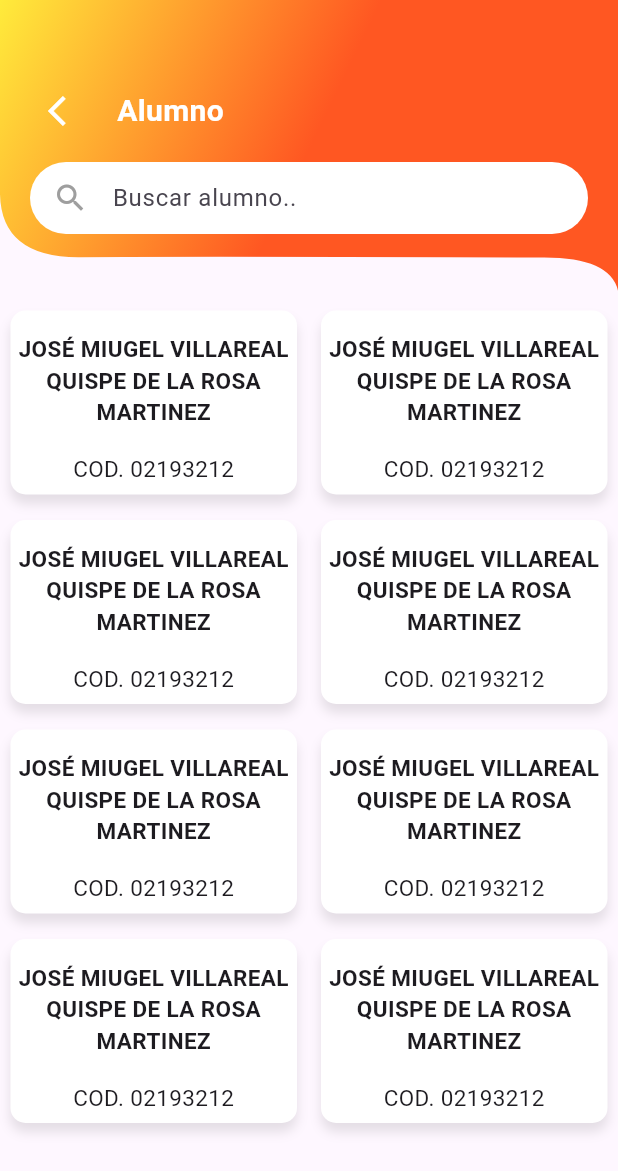
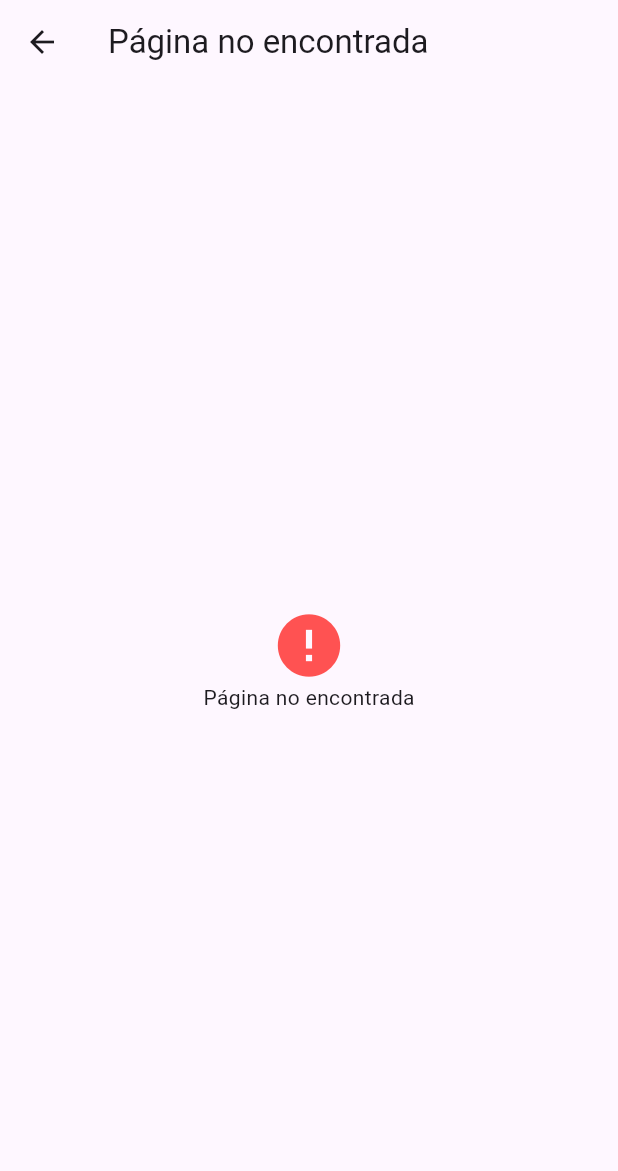
Before and after one commit to PaulBaFi/proyecto_mibrevete, a Flutter app: the screen it shows after launch, after a tap on "REPORTES", on a phone screen of 412 x 824 dp. Shown: the top 1171 px of the screen. Run offline on Flutter 3.47's test engine with Material 3 defaults, Android fonts, the phone set to English and light mode, and no system bars; Roboto replaces fonts that are missing (Monstserrat).

Commit message:
feat: Creación del sistema de navegación

```diff
--- a/lib/main.dart
+++ b/lib/main.dart
@@ -1,83 +1,28 @@
 import 'package:flutter/material.dart';
-import 'package:proyecto_mibrevete/pages/alumno/alumno_page.dart';
+import 'package:proyecto_mibrevete/pages/index.dart';
+
 void main() => runApp(MyApp());
 
 class MyApp extends StatelessWidget {
-  const MyApp({super.key});
+  MyApp({super.key});
+
+  final _routes = {
+    '/': (context) => HomePage(),
+    '/alumno': (context) => AlumnoPage(),
+    '/vehiculo': (context) => VehiculoPage(),
+    '/instructor': (context) => InstructorPage(),
+  };
 
   @override
   Widget build(BuildContext context) {
     return MaterialApp(
       debugShowCheckedModeBanner: false,
-      home: HomePage(),
+      title: 'Mi Brevete',
+      initialRoute: '/',
+      routes: _routes,
+      onGenerateRoute: (settings) => MaterialPageRoute(
+        builder: (context) => const Page404(),
+      ),
     );
   }
 }
-
-class HomePage extends StatefulWidget {
-  const HomePage({super.key});
-
-  @override
-  State<HomePage> createState() => _HomePageState();
-}
-
-class _HomePageState extends State<HomePage> {
-  @override
-  Widget build(BuildContext context) {
-    return Container(
-        decoration: BoxDecoration(
-          gradient: LinearGradient(
-              begin: Alignment.topLeft,
-              end: Alignment.bottomRight,
-              colors: [Colors.yellow, Colors.deepOrange, Colors.deepOrange]),
-        ),
-        child: Scaffold(
-            backgroundColor: Colors.transparent,
-            body: Stack(
-              children: [
-                Positioned(
-                    top: 150,
-                    left: 0,
-                    right: 0,
-                    child: Column(
-                      children: [
-                        Image(
-                          image: AssetImage('lib/assets/images/logo.png'),
-                          width: 250,
-                        ),
-                        SizedBox(height: 100),
-                        homeButton('ALUMNOS', onPressed: () {
-                          Navigator.push(context,
-                              MaterialPageRoute(builder: (context) => AlumnoPage()));
-                        }),
-                        SizedBox(height: 10),
-                        homeButton('INSTRUCTORES'),
-                        SizedBox(height: 10),
-                        homeButton('VECHÍCULOS'),
-                        SizedBox(height: 10),
-                        homeButton('REPORTES'),
-                      ],
-                    )),
-              ],
-            )));
-  }
-
-  OutlinedButton homeButton(String title, {Function()? onPressed}) {
-    return OutlinedButton(
-        onPressed: () {
-                                    Navigator.push(context,
-                              MaterialPageRoute(builder: (context) => AlumnoPage()));
-        },
-        style: OutlinedButton.styleFrom(
-            minimumSize: Size(350, 60),
-            foregroundColor: Colors.white,
-            backgroundColor: Colors.transparent,
-            side: BorderSide(color: Colors.white),
-            shape: RoundedRectangleBorder(
-                borderRadius: BorderRadius.circular(10.0))),
-        child: Text(
-          title,
-          style: TextStyle(letterSpacing: 2, fontSize: 20),
-        ));
-  }
-}
--- a/lib/pages/alumno/alumno_page.dart
+++ b/lib/pages/alumno/alumno_page.dart
@@ -1,6 +1,6 @@
 import 'package:flutter/material.dart';
-import 'package:flutter/src/widgets/container.dart';
-import 'dart:ui' as ui;
+import 'package:proyecto_mibrevete/utils.dart';
+
 class AlumnoPage extends StatefulWidget {
   const AlumnoPage({super.key});
 
@@ -12,17 +12,14 @@ class _AlumnoPageState extends State<AlumnoPage> {
   @override
   Widget build(BuildContext context) {
     return Scaffold(
-
-      body: Column(
-
-        children: <Widget>[
+        body: Column(children: <Widget>[
       AppBarCustom(),
       Container(
-            margin:const EdgeInsets.symmetric(vertical: 0),
+        margin: const EdgeInsets.symmetric(vertical: 0),
         height: 650,
         child: PageView.builder(
           itemCount: 3,
-                itemBuilder: (context, index){
+          itemBuilder: (context, index) {
             return GridView.builder(
               physics: NeverScrollableScrollPhysics(),
               itemCount: 8,
@@ -32,7 +29,7 @@ class _AlumnoPageState extends State<AlumnoPage> {
                 mainAxisSpacing: 3,
                 childAspectRatio: 1.5,
               ),
-                    itemBuilder:(context, index) {
+              itemBuilder: (context, index) {
                 return Padding(
                   padding: const EdgeInsets.all(7.0),
                   child: Container(
@@ -43,43 +40,43 @@ class _AlumnoPageState extends State<AlumnoPage> {
                       borderRadius: BorderRadius.circular(10),
                       boxShadow: [
                         BoxShadow(
-                                color: Colors.black.withOpacity(0.1),
+                          color: Colors.black12,
                           blurRadius: 6,
                           offset: Offset(0, 6),
                         ),
                       ],
                     ),
-                          child:Column(
+                    child: Column(
                       mainAxisAlignment: MainAxisAlignment.start,
                       children: <Widget>[
                         Padding(
                           padding: const EdgeInsets.symmetric(vertical: 15),
-                                child: Column(
-                                  children: [
-                                    Text('JOSÉ MIUGEL VILLAREAL QUISPE DE LA ROSA MARTINEZ', style: TextStyle(fontSize: 15, fontWeight: FontWeight.bold), textAlign: TextAlign.center,),
+                          child: Column(children: [
+                            Text(
+                              'JOSÉ MIUGEL VILLAREAL QUISPE DE LA ROSA MARTINEZ',
+                              style: TextStyle(
+                                  fontSize: 15, fontWeight: FontWeight.bold),
+                              textAlign: TextAlign.center,
+                            ),
                             SizedBox(height: 17),
-                                    Text('COD. 02193212', style: TextStyle(fontSize: 15, fontFamily: 'Monstserrat' ), textAlign: TextAlign.center,),
-                                  ]
-
+                            Text(
+                              'COD. 02193212',
+                              style: TextStyle(
+                                  fontSize: 15, fontFamily: 'Monstserrat'),
+                              textAlign: TextAlign.center,
                             ),
-
+                          ]),
                         ),
-
                       ],
                     ),
                   ),
                 );
               },
             );
-
           },
         ),
       ),
-
-        ]
-      )
-
-    );
+    ]));
   }
 }
 
@@ -96,7 +93,7 @@ class _AppBarCustomState extends State<AppBarCustom> {
     return Stack(
       children: [
         ClipPath(
-          clipper:CustomAppBarClipper(),
+          clipper: CustomAppBarClipper(),
           child: Container(
             height: 200,
             width: double.infinity,
@@ -117,11 +114,22 @@ class _AppBarCustomState extends State<AppBarCustom> {
                       onPressed: () {
                         Navigator.pop(context);
                       },
-                    icon: Icon(Icons.arrow_back_ios, color: Colors.white, size: 24,),
+                      icon: Icon(
+                        Icons.arrow_back_ios,
+                        color: Colors.white,
+                        size: 24,
                       ),
-                    SizedBox(width: 10,),
-                    Text('Alumno', style: TextStyle(color: Colors.white, fontSize: 20, fontWeight: FontWeight.bold),),
-
+                    ),
+                    SizedBox(
+                      width: 10,
+                    ),
+                    Text(
+                      'Alumno',
+                      style: TextStyle(
+                          color: Colors.white,
+                          fontSize: 20,
+                          fontWeight: FontWeight.bold),
+                    ),
                   ],
                 ),
                 SizedBox(height: 10),
@@ -136,44 +144,18 @@ class _AppBarCustomState extends State<AppBarCustom> {
                     decoration: InputDecoration(
                       hintText: 'Buscar alumno..',
                       border: InputBorder.none,
-                      icon: Icon(Icons.search, color: Colors.grey,),
+                      icon: Icon(
+                        Icons.search,
+                        color: Colors.grey,
                       ),
                     ),
-                )
+                  ),
+                ),
               ],
-              )
-          )
-        )
+            ),
+          ),
+        ),
       ],
     );
   }
 }
-
-
-class CustomAppBarClipper extends CustomClipper<Path>{
-
-  @override
-  Path getClip(Size size) {
-
-
-
-    Path path_0 = Path();
-    path_0.moveTo(size.width*0,size.height*0);
-    path_0.lineTo(size.width*0,size.height*0.6473857);
-    path_0.quadraticBezierTo(size.width*0.0022167,size.height*0.8570857,size.width*0.1264750,size.height*0.8570857);
-    path_0.quadraticBezierTo(size.width*0.3560583,size.height*0.8542429,size.width*0.8773417,size.height*0.8585143);
-    path_0.quadraticBezierTo(size.width*1.0030667,size.height*0.8566143,size.width*1.0016833,size.height*1.0037143);
-    path_0.quadraticBezierTo(size.width*1.0014750,size.height*0.7530000,size.width*1.0008333,size.height*-0.0028571);
-
-    return path_0;
-
-
-
-  }
-
-  @override
-  bool shouldReclip(covariant CustomClipper<Path> oldDelegate) {
-    return false;
-  }
-
-}
--- /dev/null
+++ b/lib/pages/home_page.dart
@@ -0,0 +1,69 @@
+import 'package:flutter/material.dart';
+
+class HomePage extends StatefulWidget {
+  const HomePage({super.key});
+
+  @override
+  State<HomePage> createState() => _HomePageState();
+}
+
+class _HomePageState extends State<HomePage> {
+  @override
+  Widget build(BuildContext context) {
+    return Container(
+      decoration: BoxDecoration(
+        gradient: LinearGradient(
+            begin: Alignment.topLeft,
+            end: Alignment.bottomRight,
+            colors: [Colors.yellow, Colors.deepOrange, Colors.deepOrange]),
+      ),
+      child: Scaffold(
+        backgroundColor: Colors.transparent,
+        body: Stack(
+          children: [
+            Positioned(
+              top: 150,
+              left: 0,
+              right: 0,
+              child: Column(
+                children: [
+                  Image(
+                    image: AssetImage('lib/assets/images/logo.png'),
+                    width: 250,
+                  ),
+                  SizedBox(height: 100),
+                  homeButton('ALUMNOS', 'alumno'),
+                  SizedBox(height: 10),
+                  homeButton('INSTRUCTORES', 'instructor'),
+                  SizedBox(height: 10),
+                  homeButton('VECHÍCULOS', 'vehiculo'),
+                  SizedBox(height: 10),
+                  homeButton('REPORTES', 'reporte'),
+                ],
+              ),
+            ),
+          ],
+        ),
+      ),
+    );
+  }
+
+  OutlinedButton homeButton(String title, String pageName) {
+    return OutlinedButton(
+      onPressed: () {
+        Navigator.pushNamed(context, '/$pageName');
+      },
+      style: OutlinedButton.styleFrom(
+          minimumSize: Size(350, 60),
+          foregroundColor: Colors.white,
+          backgroundColor: Colors.transparent,
+          side: BorderSide(color: Colors.white),
+          shape: RoundedRectangleBorder(
+              borderRadius: BorderRadius.circular(10.0))),
+      child: Text(
+        title,
+        style: TextStyle(letterSpacing: 2, fontSize: 20),
+      ),
+    );
+  }
+}
--- /dev/null
+++ b/lib/pages/index.dart
@@ -0,0 +1,5 @@
+export 'package:proyecto_mibrevete/pages/home_page.dart';
+export 'package:proyecto_mibrevete/pages/page_404.dart';
+export 'package:proyecto_mibrevete/pages/alumno/alumno_page.dart';
+export 'package:proyecto_mibrevete/pages/instructor/instructor_page.dart';
+export 'package:proyecto_mibrevete/pages/vehiculo/vehiculo_page.dart';
--- /dev/null
+++ b/lib/pages/page_404.dart
@@ -0,0 +1,34 @@
+import 'package:flutter/material.dart';
+
+class Page404 extends StatefulWidget {
+  const Page404({super.key});
+
+  @override
+  State<Page404> createState() => _Page404State();
+}
+
+class _Page404State extends State<Page404> {
+  @override
+  Widget build(BuildContext context) {
+    return Scaffold(
+      appBar: AppBar(
+        title: Text('Página no encontrada'),
+      ),
+      body: Center(
+        child: Column(
+          mainAxisAlignment: MainAxisAlignment.center,
+          children: <Widget>[
+            Icon(
+              Icons.error,
+              size: 50,
+              color: Colors.redAccent,
+            ),
+            Text(
+              'Página no encontrada',
+            ),
+          ],
+        ),
+      ),
+    );
+  }
+}
```
Also changed, not shown: lib/pages/instructor/instructor_page.dart (+20 -0 lines), lib/pages/vehiculo/vehiculo_page.dart (+20 -0 lines), lib/utils.dart (added, +25 -0 lines), 1 other file. Lines whose indentation alone changed are shown as unchanged.
